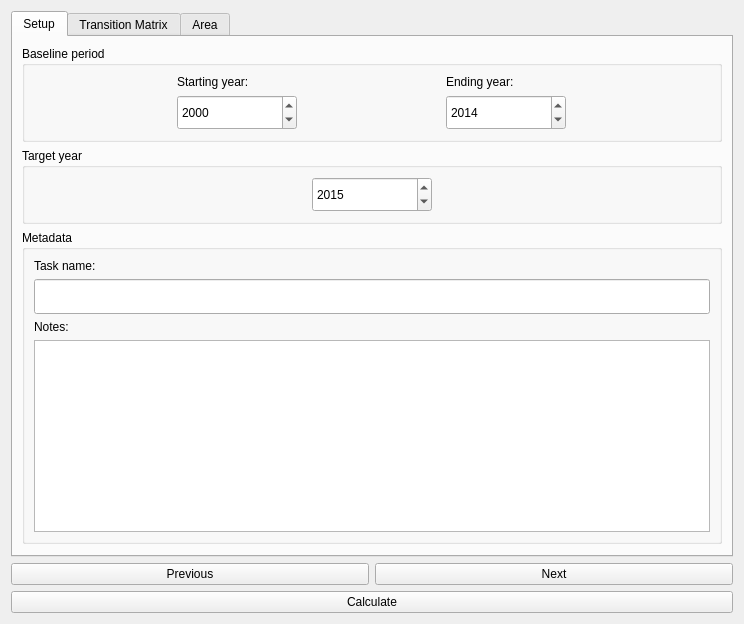
ConservationInternational/trends.earth, file LDMP/gui/DlgCalculateLC.ui: the form before one commit.
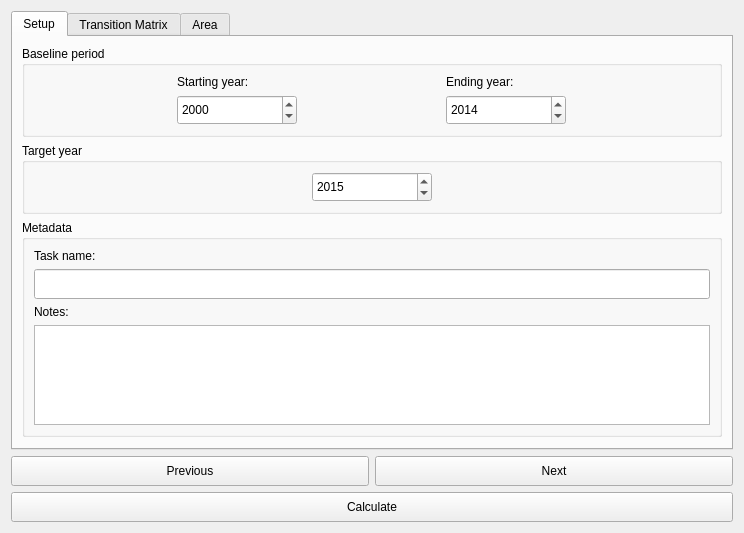
The form after the commit.

Patch:
```diff
--- a/LDMP/gui/DlgCalculateLC.ui
+++ b/LDMP/gui/DlgCalculateLC.ui
@@ -7,7 +7,7 @@
     <x>0</x>
     <y>0</y>
     <width>742</width>
-    <height>600</height>
+    <height>507</height>
    </rect>
   </property>
   <property name="sizePolicy">
@@ -56,7 +56,7 @@
             <property name="minimumSize">
              <size>
               <width>0</width>
-              <height>35</height>
+              <height>30</height>
              </size>
             </property>
             <property name="maximumSize">
@@ -128,7 +128,7 @@
             <property name="minimumSize">
              <size>
               <width>0</width>
-              <height>35</height>
+              <height>30</height>
              </size>
             </property>
             <property name="maximumSize">
@@ -193,7 +193,7 @@
             <property name="minimumSize">
              <size>
               <width>0</width>
-              <height>35</height>
+              <height>30</height>
              </size>
             </property>
             <property name="maximumSize">
@@ -265,7 +265,7 @@
             <property name="minimumSize">
              <size>
               <width>0</width>
-              <height>35</height>
+              <height>30</height>
              </size>
             </property>
             <property name="maxLength">
@@ -294,6 +294,12 @@
               <height>0</height>
              </size>
             </property>
+            <property name="maximumSize">
+             <size>
+              <width>16777215</width>
+              <height>100</height>
+             </size>
+            </property>
            </widget>
           </item>
          </layout>
@@ -361,7 +367,7 @@
          <property name="minimumSize">
           <size>
            <width>700</width>
-           <height>400</height>
+           <height>275</height>
           </size>
          </property>
          <property name="autoFillBackground">
@@ -395,7 +401,10 @@
           <bool>true</bool>
          </attribute>
          <attribute name="verticalHeaderDefaultSectionSize">
-          <number>60</number>
+          <number>40</number>
+         </attribute>
+         <attribute name="verticalHeaderMinimumSectionSize">
+          <number>40</number>
          </attribute>
          <attribute name="verticalHeaderStretchLastSection">
           <bool>true</bool>
@@ -847,7 +856,7 @@
             <property name="minimumSize">
              <size>
               <width>0</width>
-              <height>35</height>
+              <height>30</height>
              </size>
             </property>
             <property name="maximumSize">
@@ -872,7 +881,7 @@
             <property name="minimumSize">
              <size>
               <width>0</width>
-              <height>35</height>
+              <height>30</height>
              </size>
             </property>
            </widget>
@@ -888,7 +897,7 @@
             <property name="minimumSize">
              <size>
               <width>0</width>
-              <height>35</height>
+              <height>30</height>
              </size>
             </property>
            </widget>
@@ -901,7 +910,7 @@
             <property name="minimumSize">
              <size>
               <width>120</width>
-              <height>35</height>
+              <height>30</height>
              </size>
             </property>
             <property name="placeholderText">
@@ -950,6 +959,12 @@
     <layout class="QGridLayout" name="gridLayout_3">
      <item row="1" column="0" colspan="2">
       <widget class="QPushButton" name="button_calculate">
+       <property name="minimumSize">
+        <size>
+         <width>0</width>
+         <height>30</height>
+        </size>
+       </property>
        <property name="text">
         <string>Calculate</string>
        </property>
@@ -957,6 +972,12 @@
      </item>
      <item row="0" column="0">
       <widget class="QPushButton" name="button_prev">
+       <property name="minimumSize">
+        <size>
+         <width>0</width>
+         <height>30</height>
+        </size>
+       </property>
        <property name="text">
         <string>Previous</string>
        </property>
@@ -964,6 +985,12 @@
      </item>
      <item row="0" column="1">
       <widget class="QPushButton" name="button_next">
+       <property name="minimumSize">
+        <size>
+         <width>0</width>
+         <height>30</height>
+        </size>
+       </property>
        <property name="text">
         <string>Next</string>
        </property>
```
